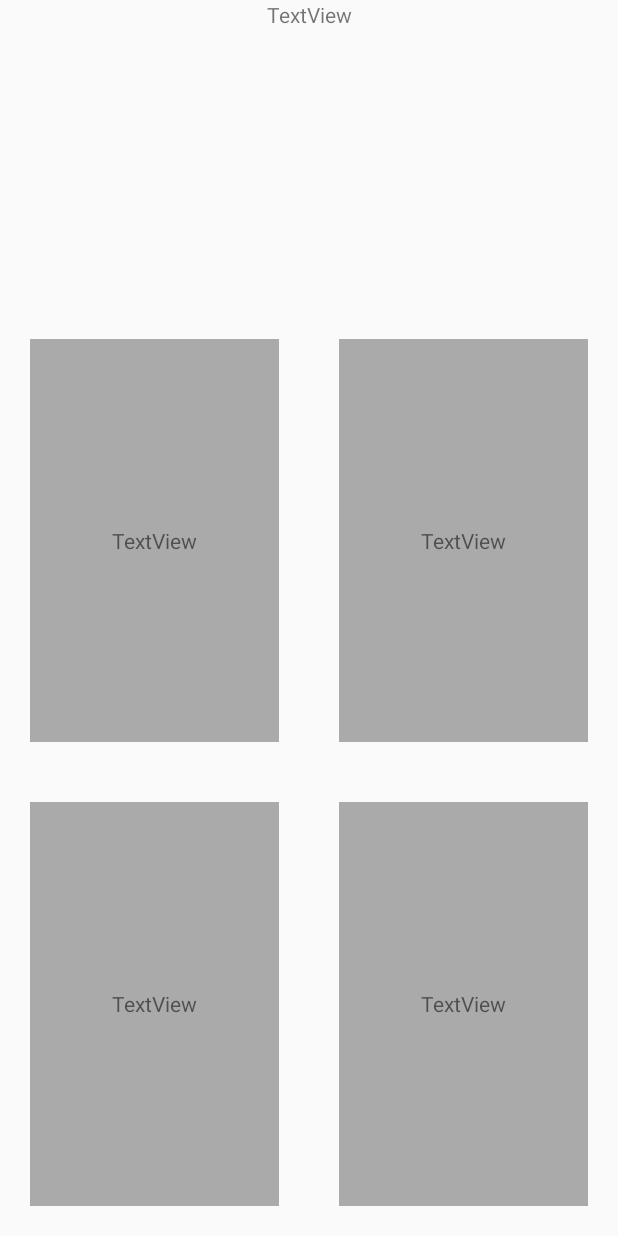
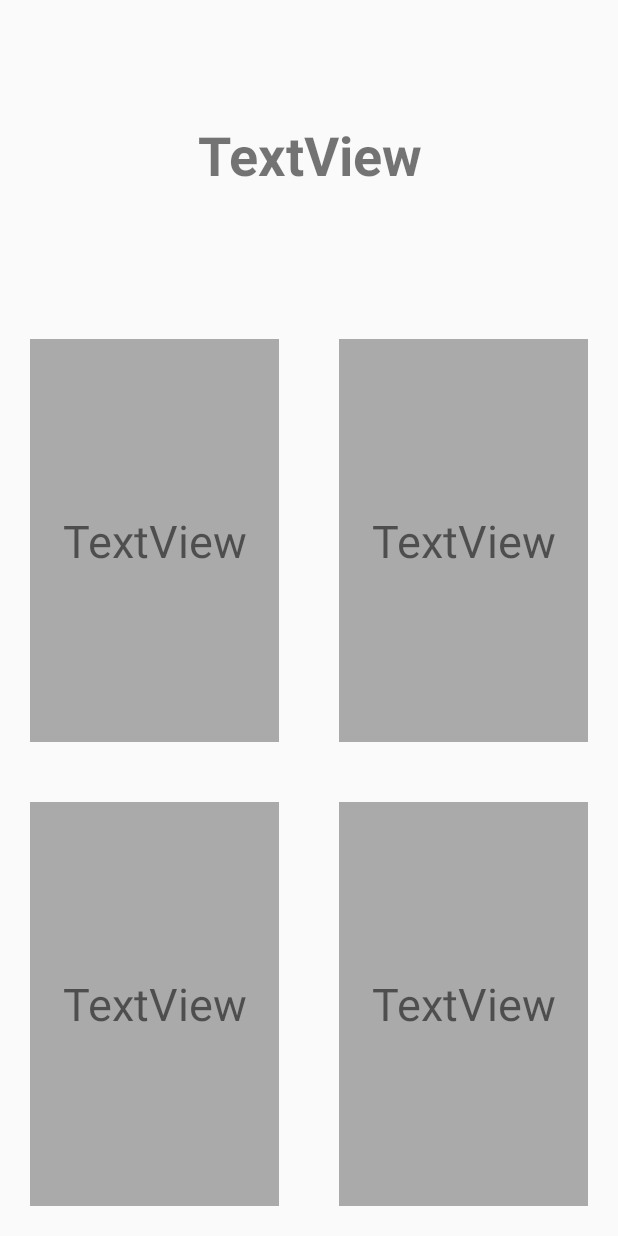
Before and after one commit to Tmejs/AndoridAppJunction, an Android app: the FirstGameActivity screen opened directly, with no data from a screen before it, on a phone screen of 412 x 824 dp. Run offline under Robolectric (Android 15) with nearby library versions, the light colour scheme and no system bars.

Commit message:
Zmiany zmiany

```diff
--- a/app/src/main/java/com/tmejs/andoridappjunction/activities/games/FirstGameActivity.java
+++ b/app/src/main/java/com/tmejs/andoridappjunction/activities/games/FirstGameActivity.java
@@ -50,7 +50,7 @@ public class FirstGameActivity extends AbstarctGameActivity<String, FirstGameDom
 
     @Override
     public void submit(String result) {
-        long resultTime = responseTime - System.currentTimeMillis();
+        long resultTime = System.currentTimeMillis()-responseTime ;
         ApplicationController.sendGameResult(result, resultTime);
     }
 }
--- a/app/src/main/java/com/tmejs/andoridappjunction/domain/GameResult.java
+++ b/app/src/main/java/com/tmejs/andoridappjunction/domain/GameResult.java
@@ -5,7 +5,7 @@ package com.tmejs.andoridappjunction.domain;
  */
 
 public class GameResult {
-    public Integer uerId;
+    public Integer userId;
     public Object response;
     public long time;
 }
--- a/app/src/main/res/layout/activity_first_game.xml
+++ b/app/src/main/res/layout/activity_first_game.xml
@@ -17,8 +17,11 @@
             android:layout_width="match_parent"
             android:layout_height="0dp"
             android:layout_weight="1"
+            android:gravity="center"
             android:text="TextView"
-            android:textAlignment="center" />
+            android:textAlignment="center"
+            android:textSize="36sp"
+            android:textStyle="bold" />
 
         <LinearLayout
             android:layout_width="match_parent"
@@ -39,7 +42,8 @@
                     android:layout_weight="1"
                     android:background="@android:color/darker_gray"
                     android:gravity="center"
-                    android:text="TextView" />
+                    android:text="TextView"
+                    android:textSize="30sp" />
 
                 <TextView
                     android:id="@+id/first_game_second_answer"
@@ -49,7 +53,8 @@
                     android:layout_weight="1"
                     android:background="@android:color/darker_gray"
                     android:gravity="center"
-                    android:text="TextView" />
+                    android:text="TextView"
+                    android:textSize="30sp" />
             </LinearLayout>
 
             <LinearLayout
@@ -66,7 +71,8 @@
                     android:layout_weight="1"
                     android:background="@android:color/darker_gray"
                     android:gravity="center"
-                    android:text="TextView" />
+                    android:text="TextView"
+                    android:textSize="30sp" />
 
                 <TextView
                     android:id="@+id/first_game_forth_answer"
@@ -76,7 +82,8 @@
                     android:layout_weight="1"
                     android:background="@android:color/darker_gray"
                     android:gravity="center"
-                    android:text="TextView" />
+                    android:text="TextView"
+                    android:textSize="30sp" />
             </LinearLayout>
         </LinearLayout>
     </LinearLayout>
--- a/app/src/main/res/layout/activity_join_game.xml
+++ b/app/src/main/res/layout/activity_join_game.xml
@@ -41,7 +41,7 @@
             android:id="@+id/join_game_additional_data_layout"
             android:layout_width="match_parent"
             android:layout_height="0dp"
-            android:layout_weight="1"
+            android:layout_weight="3"
             android:orientation="vertical"
             android:visibility="visible">
 
--- a/app/src/main/res/layout/activity_start_game.xml
+++ b/app/src/main/res/layout/activity_start_game.xml
@@ -28,12 +28,12 @@
             android:layout_margin="11dp"
             android:layout_weight="1"
             android:background="@color/colorPrimaryDark"
-            android:text="@string/start_game_activity_start_game_button_text"
             android:backgroundTint="@color/colorPrimary"
             android:elevation="0dp"
             android:lineSpacingExtra="8sp"
+            android:text="@string/start_game_activity_start_game_button_text"
             android:textColor="@android:color/background_light"
-            android:textSize="18sp"
+            android:textSize="30sp"
             android:textStyle="bold"
             android:typeface="monospace" />
 
@@ -48,7 +48,7 @@
             android:elevation="0dp"
             android:text="@string/start_game_activity_join_game_button_text"
             android:textColor="@android:color/background_light"
-            android:textSize="18sp"
+            android:textSize="30sp"
             android:typeface="monospace" />
 
     </LinearLayout>
```
Also changed, not shown: app/src/main/java/com/tmejs/andoridappjunction/ApplicationController.java (+2 -31 lines), app/src/main/res/layout/activity_players_info.xml (+9 -3 lines).
